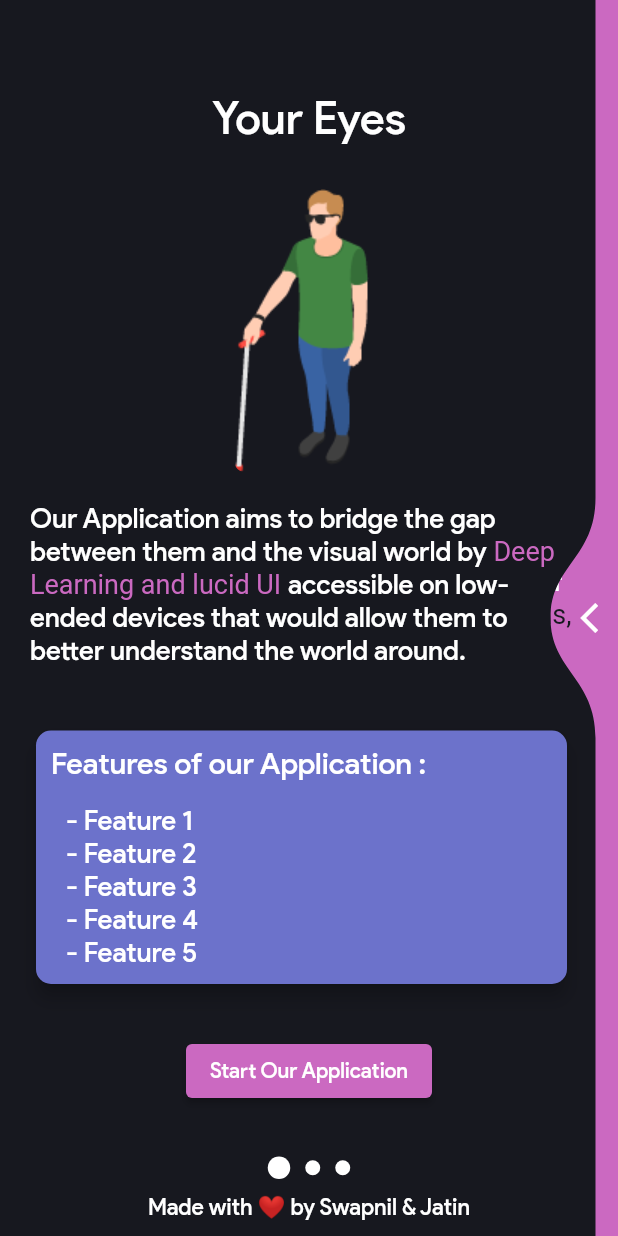
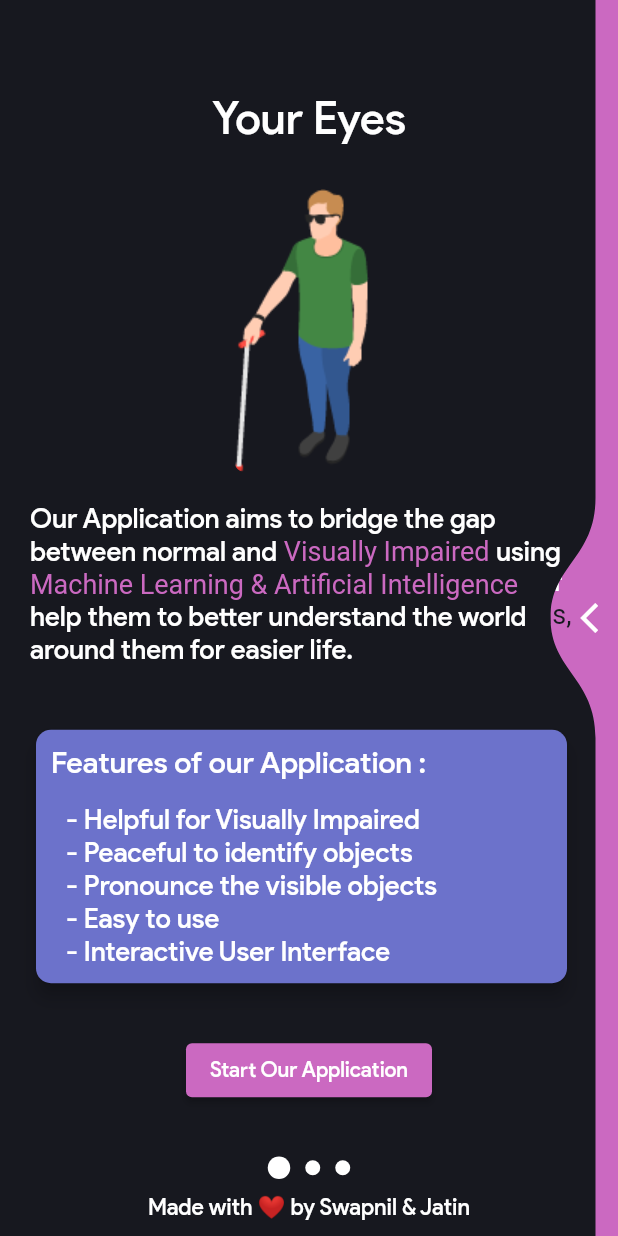
Before and after one commit to swapnilsparsh/YourEyes, a Flutter app: the screen it shows after launch, on a phone screen of 412 x 824 dp. Run offline on Flutter 3.47's test engine with Material 2 defaults, Android fonts, the phone set to English and light mode, and no system bars; drawn by our look-alikes of liquid_swipe; our stand-ins replace camera, flutter_tts, splashscreen; missing offline and left inert: telephony, tflite.

Commit message:
Final Commit

```diff
--- a/lib/content/page1.dart
+++ b/lib/content/page1.dart
@@ -41,7 +41,7 @@ class PageOne extends StatelessWidget {
                 children: [
                   ClipRRect(
                     borderRadius: BorderRadius.circular(8.0),
-                    child: Image.asset('assets/images/Asset_1.png'),
+                    child: Image.asset('assets/images/your_eyes.png'),
                   ),
                   SizedBox(
                     height: 20.0,
@@ -49,7 +49,7 @@ class PageOne extends StatelessWidget {
                   Text.rich(
                     TextSpan(
                       text:
-                          'Our Application aims to bridge the gap between them and the visual world by',
+                          'Our Application aims to bridge the gap between normal and',
                       style: TextStyle(
                         fontSize: 18,
                         fontFamily: 'OpenSans',
@@ -58,7 +58,7 @@ class PageOne extends StatelessWidget {
                       ),
                       children: <TextSpan>[
                         TextSpan(
-                          text: ' Deep Learning and lucid UI ',
+                          text: ' Visually Impaired ',
                           style: TextStyle(
                             fontStyle: FontStyle.normal,
                             color: Color.fromRGBO(203, 105, 193, 1),
@@ -66,7 +66,18 @@ class PageOne extends StatelessWidget {
                         ),
                         TextSpan(
                           text:
-                              'accessible on low-ended devices that would allow them to better understand the world around.',
+                              'using',
+                        ),
+                        TextSpan(
+                          text: ' Machine Learning & Artificial Intelligence ',
+                          style: TextStyle(
+                            fontStyle: FontStyle.normal,
+                            color: Color.fromRGBO(203, 105, 193, 1),
+                          ),
+                        ),
+                        TextSpan(
+                          text:
+                              'help them to better understand the world around them for easier life.',
                         ),
                       ],
                     ),
@@ -119,7 +130,7 @@ class PageOne extends StatelessWidget {
                         child: Align(
                           alignment: Alignment.centerLeft,
                           child: Text(
-                            '- Feature 1 \n- Feature 2 \n- Feature 3 \n- Feature 4 \n- Feature 5',
+                            '- Helpful for Visually Impaired \n- Peaceful to identify objects \n- Pronounce the visible objects \n- Easy to use  \n- Interactive User Interface',
                             textAlign: TextAlign.left,
                             style: TextStyle(
                               fontSize: 18,
--- a/lib/content/page2.dart
+++ b/lib/content/page2.dart
@@ -40,7 +40,7 @@ class PageTwo extends StatelessWidget {
                 children: [
                   ClipRRect(
                     borderRadius: BorderRadius.circular(8.0),
-                    child: Image.asset('assets/images/Asset_2.png'),
+                    child: Image.asset('assets/images/braille.png'),
                   ),
                   SizedBox(
                     height: 20.0,
--- a/lib/content/page3.dart
+++ b/lib/content/page3.dart
@@ -40,7 +40,7 @@ class PageThree extends StatelessWidget {
                 children: [
                   ClipRRect(
                     borderRadius: BorderRadius.circular(8.0),
-                    child: Image.asset('assets/images/Asset_5.png'),
+                    child: Image.asset('assets/images/visionskills.png'),
                   ),
                   SizedBox(
                     height: 20.0,
@@ -64,7 +64,7 @@ class PageThree extends StatelessWidget {
                         ),
                         TextSpan(
                           text:
-                              'of teachers and specialists (many of whom are low vision/blind themselves) are highly trained in ',
+                              'of teachers and specialists who are eager to help others (many of whom are low vision/blind themselves) are  highly trained in ',
                         ),
                         TextSpan(
                           text: 'Blind & Low Vision Skills Training.',
--- a/lib/pages/splashscreen.dart
+++ b/lib/pages/splashscreen.dart
@@ -14,7 +14,7 @@ class _MySplashState extends State<MySplash> {
   Widget build(BuildContext context) {
     return SplashScreen(
       seconds: 3,
-      image: Image.asset('assets/images/Asset_4.png'),
+      image: Image.asset('assets/images/volunteering.png'),
       navigateAfterSeconds: new HomePage(cameras),
       backgroundColor: Color.fromRGBO(108, 114, 203, 1),
       photoSize: 180,
```
Also changed, not shown: assets/images/Asset_4.png (deleted), assets/images/Asset_5.png (deleted), assets/images/braille.png (renamed from assets/images/Asset_2.png), assets/images/braille_code.png (deleted), assets/images/visionskills.png, assets/images/your_eyes.png (renamed from assets/images/Asset_1.png), 10 other files.
